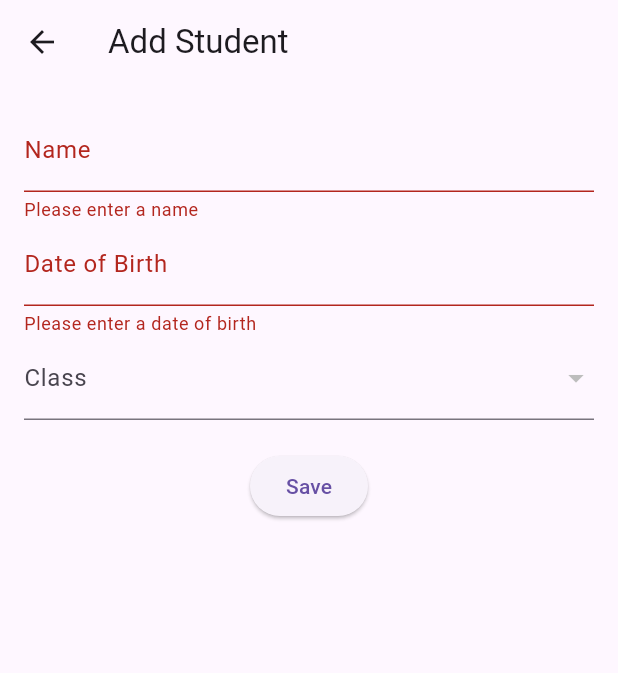
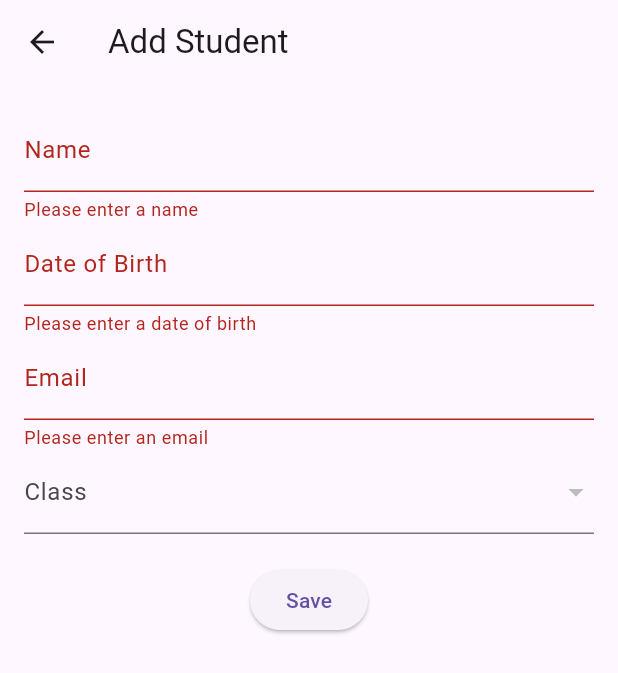
Before and after one commit to naveenccmsd/kg-classroom, a Flutter app: the StudentForm screen opened directly, after a tap on "Save", on a phone screen of 412 x 824 dp. Shown: the top 673 px of the screen. Run offline on Flutter 3.47's test engine with Material 3 defaults, Android fonts, the phone set to English and light mode, and no system bars; our stand-ins replace cloud_firestore, firebase_auth, firebase_core; accounts and stored records are empty.

```diff
--- a/lib/Admin/StudentForm.dart
+++ b/lib/Admin/StudentForm.dart
@@ -15,6 +15,7 @@ class _StudentFormState extends State<StudentForm> {
   final _formKey = GlobalKey<FormState>();
   final TextEditingController _nameController = TextEditingController();
   final TextEditingController _dobController = TextEditingController();
+  final TextEditingController _emailController = TextEditingController();
   String? _selectedClassId;
   List<Map<String, dynamic>> _classes = [];
 
@@ -50,6 +51,7 @@ class _StudentFormState extends State<StudentForm> {
     if (data != null) {
       _nameController.text = data['name'] ?? '';
       _dobController.text = data['dob'] ?? '';
+      _emailController.text = data['email'] ?? '';
       _selectedClassId = data['classId'];
     }
   }
@@ -59,13 +61,10 @@ class _StudentFormState extends State<StudentForm> {
       final studentData = {
         'name': _nameController.text,
         'dob': _dobController.text,
+        'email': _emailController.text,
         'classId': _selectedClassId,
       };
-      if (widget.studentId != null) {
-        await FirebaseFirestore.instance.collection('students').doc(widget.studentId).update(studentData);
-      } else {
-        await FirebaseFirestore.instance.collection('students').add(studentData);
-      }
+      await FirebaseFirestore.instance.collection('students').doc(_emailController.text).set(studentData);
       Navigator.pop(context, true);
     }
   }
@@ -118,6 +117,16 @@ class _StudentFormState extends State<StudentForm> {
                   return null;
                 },
               ),
+              TextFormField(
+                controller: _emailController,
+                decoration: const InputDecoration(labelText: 'Email'),
+                validator: (value) {
+                  if (value == null || value.isEmpty) {
+                    return 'Please enter an email';
+                  }
+                  return null;
+                },
+              ),
               DropdownButtonFormField<String>(
                 decoration: const InputDecoration(labelText: 'Class'),
                 value: _selectedClassId,
```
